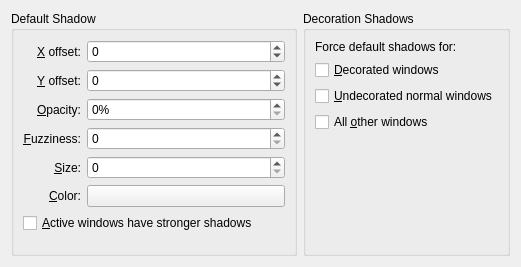
This is effects/shadow/shadow_config.ui in KDE/kwin as Qt 5 draws it before an edit. The edited form follows.
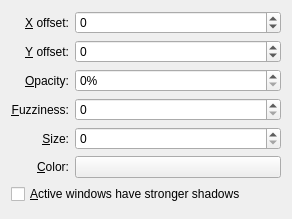
This is the edited form. Custom widgets are drawn as their Qt base class.

Commit message: Remove old decoration shadow API, rename AbilityProvidesShadow and add support for the new decoration shadow API in the shadow effect.

```diff
--- a/effects/shadow/shadow_config.ui
+++ b/effects/shadow/shadow_config.ui
@@ -1,24 +1,18 @@
 <ui version="4.0" >
  <class>KWin::ShadowEffectConfigForm</class>
- <widget class="QWidget" name="KWin::ShadowEffectConfigForm" >
-  <property name="geometry" >
+ <widget class="QWidget" name="KWin::ShadowEffectConfigForm">
+  <property name="geometry">
    <rect>
     <x>0</x>
     <y>0</y>
-    <width>521</width>
-    <height>267</height>
+    <width>292</width>
+    <height>219</height>
    </rect>
   </property>
-  <layout class="QHBoxLayout" name="horizontalLayout" >
-   <item>
-    <widget class="QGroupBox" name="groupBox" >
-     <property name="title" >
-      <string>Default Shadow</string>
-     </property>
-     <layout class="QGridLayout" name="gridLayout_3" >
-      <item row="0" column="0" >
-       <widget class="QLabel" name="label" >
-        <property name="text" >
+  <layout class="QGridLayout" name="gridLayout">
+   <item row="0" column="0">
+    <widget class="QLabel" name="label">
+     <property name="text">
          <string>&amp;X offset:</string>
         </property>
         <property name="alignment" >
@@ -29,16 +23,37 @@
         </property>
        </widget>
       </item>
-      <item row="7" column="0" colspan="2" >
-       <widget class="QCheckBox" name="strongerActiveBox" >
-        <property name="text" >
-         <string>&amp;Active windows have stronger shadows</string>
+   <item row="0" column="1">
+    <widget class="QSpinBox" name="xOffsetSpin">
+     <property name="sizePolicy">
+      <sizepolicy hsizetype="Expanding" vsizetype="Fixed">
+       <horstretch>0</horstretch>
+       <verstretch>0</verstretch>
+      </sizepolicy>
+     </property>
+     <property name="specialValueText">
+      <string/>
+     </property>
+     <property name="suffix">
+      <string/>
+     </property>
+     <property name="minimum">
+      <number>-100</number>
+     </property>
+     <property name="maximum">
+      <number>100</number>
+     </property>
+     <property name="singleStep">
+      <number>1</number>
+     </property>
+     <property name="value">
+      <number>0</number>
         </property>
        </widget>
       </item>
-      <item row="2" column="0" >
-       <widget class="QLabel" name="label_3" >
-        <property name="text" >
+   <item row="1" column="0">
+    <widget class="QLabel" name="label_3">
+     <property name="text">
          <string>&amp;Y offset:</string>
         </property>
         <property name="alignment" >
@@ -49,10 +64,10 @@
         </property>
        </widget>
       </item>
-      <item row="2" column="1" >
-       <widget class="QSpinBox" name="yOffsetSpin" >
-        <property name="sizePolicy" >
-         <sizepolicy vsizetype="Fixed" hsizetype="Expanding" >
+   <item row="1" column="1">
+    <widget class="QSpinBox" name="yOffsetSpin">
+     <property name="sizePolicy">
+      <sizepolicy hsizetype="Expanding" vsizetype="Fixed">
           <horstretch>0</horstretch>
           <verstretch>0</verstretch>
          </sizepolicy>
@@ -77,9 +92,9 @@
         </property>
        </widget>
       </item>
-      <item row="3" column="0" >
-       <widget class="QLabel" name="label_4" >
-        <property name="text" >
+   <item row="2" column="0">
+    <widget class="QLabel" name="label_4">
+     <property name="text">
          <string>&amp;Opacity:</string>
         </property>
         <property name="alignment" >
@@ -90,10 +105,10 @@
         </property>
        </widget>
       </item>
-      <item row="3" column="1" >
-       <widget class="QSpinBox" name="opacitySpin" >
-        <property name="sizePolicy" >
-         <sizepolicy vsizetype="Fixed" hsizetype="Expanding" >
+   <item row="2" column="1">
+    <widget class="QSpinBox" name="opacitySpin">
+     <property name="sizePolicy">
+      <sizepolicy hsizetype="Expanding" vsizetype="Fixed">
           <horstretch>0</horstretch>
           <verstretch>0</verstretch>
          </sizepolicy>
@@ -118,9 +133,9 @@
         </property>
        </widget>
       </item>
-      <item row="4" column="0" >
-       <widget class="QLabel" name="label_5" >
-        <property name="text" >
+   <item row="3" column="0">
+    <widget class="QLabel" name="label_5">
+     <property name="text">
          <string>&amp;Fuzziness:</string>
         </property>
         <property name="alignment" >
@@ -131,9 +146,37 @@
         </property>
        </widget>
       </item>
-      <item row="5" column="0" >
-       <widget class="QLabel" name="label_6" >
-        <property name="text" >
+   <item row="3" column="1">
+    <widget class="QSpinBox" name="fuzzinessSpin">
+     <property name="sizePolicy">
+      <sizepolicy hsizetype="Expanding" vsizetype="Fixed">
+       <horstretch>0</horstretch>
+       <verstretch>0</verstretch>
+      </sizepolicy>
+     </property>
+     <property name="specialValueText">
+      <string/>
+     </property>
+     <property name="suffix">
+      <string/>
+     </property>
+     <property name="minimum">
+      <number>0</number>
+     </property>
+     <property name="maximum">
+      <number>100</number>
+     </property>
+     <property name="singleStep">
+      <number>1</number>
+     </property>
+     <property name="value">
+      <number>0</number>
+     </property>
+    </widget>
+   </item>
+   <item row="4" column="0">
+    <widget class="QLabel" name="label_6">
+     <property name="text">
          <string>&amp;Size:</string>
         </property>
         <property name="alignment" >
@@ -144,10 +187,10 @@
         </property>
        </widget>
       </item>
-      <item row="4" column="1" >
-       <widget class="QSpinBox" name="fuzzinessSpin" >
-        <property name="sizePolicy" >
-         <sizepolicy vsizetype="Fixed" hsizetype="Expanding" >
+   <item row="4" column="1">
+    <widget class="QSpinBox" name="sizeSpin">
+     <property name="sizePolicy">
+      <sizepolicy hsizetype="Expanding" vsizetype="Fixed">
           <horstretch>0</horstretch>
           <verstretch>0</verstretch>
          </sizepolicy>
@@ -172,68 +215,9 @@
         </property>
        </widget>
       </item>
-      <item row="5" column="1" >
-       <widget class="QSpinBox" name="sizeSpin" >
-        <property name="sizePolicy" >
-         <sizepolicy vsizetype="Fixed" hsizetype="Expanding" >
-          <horstretch>0</horstretch>
-          <verstretch>0</verstretch>
-         </sizepolicy>
-        </property>
-        <property name="specialValueText" >
-         <string/>
-        </property>
-        <property name="suffix" >
-         <string/>
-        </property>
-        <property name="minimum" >
-         <number>0</number>
-        </property>
-        <property name="maximum" >
-         <number>100</number>
-        </property>
-        <property name="singleStep" >
-         <number>1</number>
-        </property>
-        <property name="value" >
-         <number>0</number>
-        </property>
-       </widget>
-      </item>
-      <item row="0" column="1" >
-       <widget class="QSpinBox" name="xOffsetSpin" >
-        <property name="sizePolicy" >
-         <sizepolicy vsizetype="Fixed" hsizetype="Expanding" >
-          <horstretch>0</horstretch>
-          <verstretch>0</verstretch>
-         </sizepolicy>
-        </property>
-        <property name="specialValueText" >
-         <string/>
-        </property>
-        <property name="suffix" >
-         <string/>
-        </property>
-        <property name="minimum" >
-         <number>-100</number>
-        </property>
-        <property name="maximum" >
-         <number>100</number>
-        </property>
-        <property name="singleStep" >
-         <number>1</number>
-        </property>
-        <property name="value" >
-         <number>0</number>
-        </property>
-       </widget>
-      </item>
-      <item row="6" column="1" >
-       <widget class="KColorButton" name="colorButton" />
-      </item>
-      <item row="6" column="0" >
-       <widget class="QLabel" name="label_7" >
-        <property name="text" >
+   <item row="5" column="0">
+    <widget class="QLabel" name="label_7">
+     <property name="text">
          <string>&amp;Color:</string>
         </property>
         <property name="alignment" >
@@ -244,70 +228,14 @@
         </property>
        </widget>
       </item>
-      <item row="8" column="0" colspan="2" >
-       <spacer name="verticalSpacer_2" >
-        <property name="orientation" >
-         <enum>Qt::Vertical</enum>
-        </property>
-        <property name="sizeHint" stdset="0" >
-         <size>
-          <width>20</width>
-          <height>0</height>
-         </size>
-        </property>
-       </spacer>
-      </item>
-     </layout>
-    </widget>
-   </item>
-   <item>
-    <widget class="QGroupBox" name="groupBox_3" >
-     <property name="title" >
-      <string>Decoration Shadows</string>
+   <item row="5" column="1">
+    <widget class="KColorButton" name="colorButton"/>
+   </item>
+   <item row="6" column="0" colspan="2">
+    <widget class="QCheckBox" name="strongerActiveBox">
+     <property name="text">
+      <string>&amp;Active windows have stronger shadows</string>
      </property>
-     <layout class="QGridLayout" name="gridLayout_4" >
-      <item row="1" column="0" >
-       <widget class="QCheckBox" name="forceDecoratedBox" >
-        <property name="text" >
-         <string>&amp;Decorated windows</string>
-        </property>
-       </widget>
-      </item>
-      <item row="0" column="0" >
-       <widget class="QLabel" name="label_2" >
-        <property name="text" >
-         <string>Force default shadows for:</string>
-        </property>
-       </widget>
-      </item>
-      <item row="2" column="0" >
-       <widget class="QCheckBox" name="forceUndecoratedBox" >
-        <property name="text" >
-         <string>&amp;Undecorated normal windows</string>
-        </property>
-       </widget>
-      </item>
-      <item row="3" column="0" >
-       <widget class="QCheckBox" name="forceOtherBox" >
-        <property name="text" >
-         <string>All &amp;other windows</string>
-        </property>
-       </widget>
-      </item>
-      <item row="4" column="0" >
-       <spacer name="verticalSpacer" >
-        <property name="orientation" >
-         <enum>Qt::Vertical</enum>
-        </property>
-        <property name="sizeHint" stdset="0" >
-         <size>
-          <width>20</width>
-          <height>0</height>
-         </size>
-        </property>
-       </spacer>
-      </item>
-     </layout>
     </widget>
    </item>
   </layout>
```
Left out of the diff: 75 changed lines with no effect on the pictures. Lines whose indentation alone changed are shown as unchanged. The commit also changes 21 other files.
